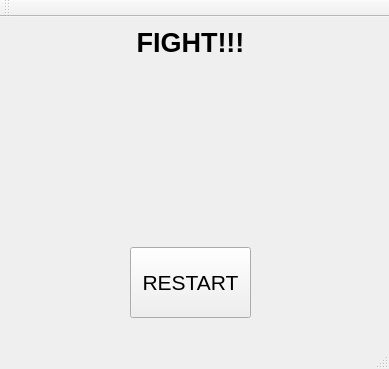
Above: 2nd Sem/10. 11.05.2012/Task1/mainwindow.ui from MrKuznetsov/hw-cpp before the change. Below: the same form after it.
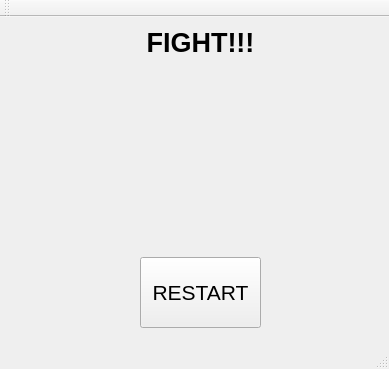
That is the form after the change.

Diff of the .ui file:
```diff
--- a/2nd Sem/10. 11.05.2012/Task1/mainwindow.ui
+++ b/2nd Sem/10. 11.05.2012/Task1/mainwindow.ui
@@ -17,18 +17,25 @@
    <widget class="QWidget" name="gridLayoutWidget">
     <property name="geometry">
      <rect>
-      <x>50</x>
+      <x>80</x>
       <y>50</y>
-      <width>281</width>
+      <width>231</width>
       <height>171</height>
      </rect>
     </property>
-    <layout class="QGridLayout" name="gridLayout"/>
+    <layout class="QGridLayout" name="gridLayout">
+     <property name="sizeConstraint">
+      <enum>QLayout::SetDefaultConstraint</enum>
+     </property>
+     <property name="bottomMargin">
+      <number>0</number>
+     </property>
+    </layout>
    </widget>
    <widget class="QLabel" name="label">
     <property name="geometry">
      <rect>
-      <x>10</x>
+      <x>20</x>
       <y>10</y>
       <width>361</width>
       <height>31</height>
@@ -54,12 +61,18 @@
    <widget class="QPushButton" name="restartBut">
     <property name="geometry">
      <rect>
-      <x>130</x>
-      <y>230</y>
+      <x>140</x>
+      <y>240</y>
       <width>121</width>
       <height>71</height>
      </rect>
     </property>
+    <property name="sizePolicy">
+     <sizepolicy hsizetype="Minimum" vsizetype="Fixed">
+      <horstretch>0</horstretch>
+      <verstretch>0</verstretch>
+     </sizepolicy>
+    </property>
     <property name="font">
      <font>
       <pointsize>16</pointsize>
```
Left out of the diff: 3 changed lines with no effect on the pictures.
